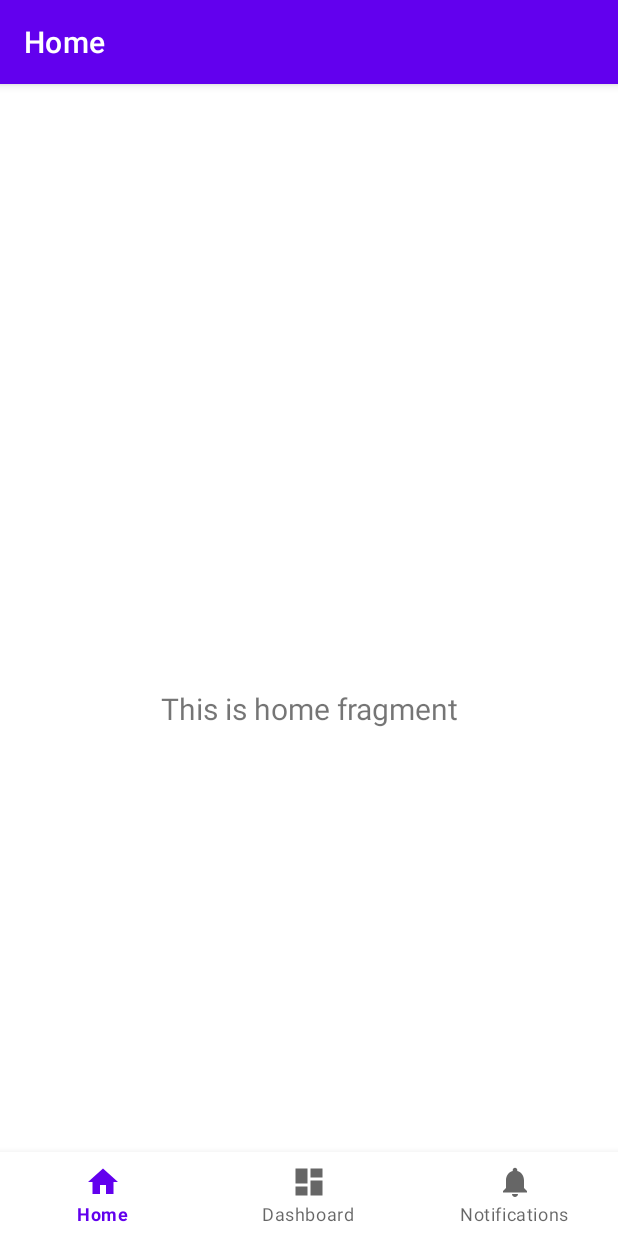
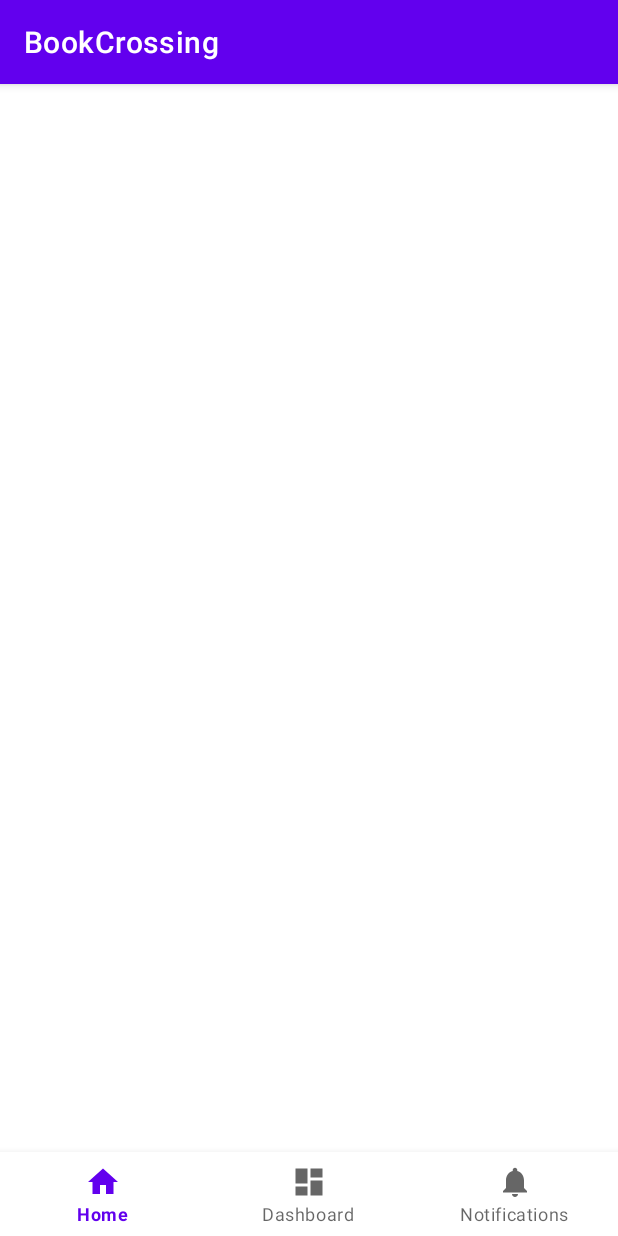
Before and after one commit to Kudr1x/BookCrossing3, an Android app: the screen it shows after launch (MainActivity), on a phone screen of 412 x 824 dp. Run offline under Robolectric (Android 15) with nearby library versions, the phone set to English and light mode, and no system bars; our stand-ins replace navigation-ui.

Commit message:
HorizontalSV

```diff
--- a/app/src/main/java/max51/com/vk/bookcrossing/MainActivity.java
+++ b/app/src/main/java/max51/com/vk/bookcrossing/MainActivity.java
@@ -32,7 +32,7 @@ public class MainActivity extends AppCompatActivity {
                 R.id.navigation_home, R.id.navigation_dashboard, R.id.navigation_notifications)
                 .build();
         NavController navController = Navigation.findNavController(this, R.id.nav_host_fragment_activity_main);
-        NavigationUI.setupActionBarWithNavController(this, navController, appBarConfiguration);
+
         NavigationUI.setupWithNavController(binding.navView, navController);
     }
 
--- /dev/null
+++ b/app/src/main/java/max51/com/vk/bookcrossing/ui/Fragment1.java
@@ -0,0 +1,30 @@
+package max51.com.vk.bookcrossing.ui;
+
+import android.os.Bundle;
+import android.view.LayoutInflater;
+import android.view.View;
+import android.view.ViewGroup;
+
+import androidx.annotation.NonNull;
+import androidx.fragment.app.Fragment;
+
+import max51.com.vk.bookcrossing.databinding.Fragment1Binding;
+
+public class Fragment1 extends Fragment {
+
+    private Fragment1Binding binding;
+
+    public View onCreateView(@NonNull LayoutInflater inflater, ViewGroup container, Bundle savedInstanceState) {
+        binding = Fragment1Binding.inflate(inflater, container, false);
+        View root = binding.getRoot();
+
+
+        return root;
+    }
+
+    @Override
+    public void onDestroyView() {
+        super.onDestroyView();
+        binding = null;
+    }
+}
--- a/app/src/main/java/max51/com/vk/bookcrossing/ui/home/HomeFragment.java
+++ /dev/null
@@ -1,37 +0,0 @@
-package max51.com.vk.bookcrossing.ui.home;
-
-import android.os.Bundle;
-import android.view.LayoutInflater;
-import android.view.View;
-import android.view.ViewGroup;
-import android.widget.TextView;
-
-import androidx.annotation.NonNull;
-import androidx.fragment.app.Fragment;
-import androidx.lifecycle.ViewModelProvider;
-
-import max51.com.vk.bookcrossing.databinding.FragmentHomeBinding;
-
-public class HomeFragment extends Fragment {
-
-    private FragmentHomeBinding binding;
-
-    public View onCreateView(@NonNull LayoutInflater inflater,
-                             ViewGroup container, Bundle savedInstanceState) {
-        HomeViewModel homeViewModel =
-                new ViewModelProvider(this).get(HomeViewModel.class);
-
-        binding = FragmentHomeBinding.inflate(inflater, container, false);
-        View root = binding.getRoot();
-
-        final TextView textView = binding.textHome;
-        homeViewModel.getText().observe(getViewLifecycleOwner(), textView::setText);
-        return root;
-    }
-
-    @Override
-    public void onDestroyView() {
-        super.onDestroyView();
-        binding = null;
-    }
-}
--- a/app/src/main/java/max51/com/vk/bookcrossing/ui/home/HomeViewModel.java
+++ /dev/null
@@ -1,19 +0,0 @@
-package max51.com.vk.bookcrossing.ui.home;
-
-import androidx.lifecycle.LiveData;
-import androidx.lifecycle.MutableLiveData;
-import androidx.lifecycle.ViewModel;
-
-public class HomeViewModel extends ViewModel {
-
-    private final MutableLiveData<String> mText;
-
-    public HomeViewModel() {
-        mText = new MutableLiveData<>();
-        mText.setValue("This is home fragment");
-    }
-
-    public LiveData<String> getText() {
-        return mText;
-    }
-}
--- /dev/null
+++ b/app/src/main/res/layout/fragment_1.xml
@@ -0,0 +1,7 @@
+<?xml version="1.0" encoding="utf-8"?>
+<androidx.constraintlayout.widget.ConstraintLayout xmlns:android="http://schemas.android.com/apk/res/android"
+    xmlns:app="http://schemas.android.com/apk/res-auto"
+    xmlns:tools="http://schemas.android.com/tools"
+    android:layout_width="match_parent"
+    android:layout_height="match_parent"
+    tools:context=".ui.Fragment1"/>
--- a/app/src/main/res/layout/fragment_dashboard.xml
+++ b/app/src/main/res/layout/fragment_2.xml
@@ -4,7 +4,7 @@
     xmlns:tools="http://schemas.android.com/tools"
     android:layout_width="match_parent"
     android:layout_height="match_parent"
-    tools:context=".ui.dashboard.DashboardFragment">
+    tools:context=".ui.Fragment2">
 
     <TextView
         android:id="@+id/text_dashboard"
--- a/app/src/main/res/layout/fragment_notifications.xml
+++ b/app/src/main/res/layout/fragment_3.xml
@@ -4,7 +4,7 @@
     xmlns:tools="http://schemas.android.com/tools"
     android:layout_width="match_parent"
     android:layout_height="match_parent"
-    tools:context=".ui.notifications.NotificationsFragment">
+    tools:context=".ui.Fragment3">
 
     <TextView
         android:id="@+id/text_notifications"
--- a/app/src/main/res/layout/fragment_home.xml
+++ /dev/null
@@ -1,22 +0,0 @@
-<?xml version="1.0" encoding="utf-8"?>
-<androidx.constraintlayout.widget.ConstraintLayout xmlns:android="http://schemas.android.com/apk/res/android"
-    xmlns:app="http://schemas.android.com/apk/res-auto"
-    xmlns:tools="http://schemas.android.com/tools"
-    android:layout_width="match_parent"
-    android:layout_height="match_parent"
-    tools:context=".ui.home.HomeFragment">
-
-    <TextView
-        android:id="@+id/text_home"
-        android:layout_width="match_parent"
-        android:layout_height="wrap_content"
-        android:layout_marginStart="8dp"
-        android:layout_marginTop="8dp"
-        android:layout_marginEnd="8dp"
-        android:textAlignment="center"
-        android:textSize="20sp"
-        app:layout_constraintBottom_toBottomOf="parent"
-        app:layout_constraintEnd_toEndOf="parent"
-        app:layout_constraintStart_toStartOf="parent"
-        app:layout_constraintTop_toTopOf="parent" />
-</androidx.constraintlayout.widget.ConstraintLayout>
--- a/app/src/main/res/navigation/mobile_navigation.xml
+++ b/app/src/main/res/navigation/mobile_navigation.xml
@@ -7,19 +7,16 @@
 
     <fragment
         android:id="@+id/navigation_home"
-        android:name="max51.com.vk.bookcrossing.ui.home.HomeFragment"
-        android:label="@string/title_home"
-        tools:layout="@layout/fragment_home" />
+        android:name="max51.com.vk.bookcrossing.ui.Fragment1"
+        tools:layout="@layout/fragment_1" />
 
     <fragment
         android:id="@+id/navigation_dashboard"
-        android:name="max51.com.vk.bookcrossing.ui.dashboard.DashboardFragment"
-        android:label="@string/title_dashboard"
-        tools:layout="@layout/fragment_dashboard" />
+        android:name="max51.com.vk.bookcrossing.ui.Fragment2"
+        tools:layout="@layout/fragment_2" />
 
     <fragment
         android:id="@+id/navigation_notifications"
-        android:name="max51.com.vk.bookcrossing.ui.notifications.NotificationsFragment"
-        android:label="@string/title_notifications"
-        tools:layout="@layout/fragment_notifications" />
+        android:name="max51.com.vk.bookcrossing.ui.Fragment3"
+        tools:layout="@layout/fragment_3" />
 </navigation>
--- a/app/src/main/res/values/dimens.xml
+++ /dev/null
@@ -1,5 +0,0 @@
-<resources>
-    <!-- Default screen margins, per the Android Design guidelines. -->
-    <dimen name="activity_horizontal_margin">16dp</dimen>
-    <dimen name="activity_vertical_margin">16dp</dimen>
-</resources>
```
Also changed, not shown: app/src/main/java/max51/com/vk/bookcrossing/ui/Fragment2.java (added, +30 -0 lines), app/src/main/java/max51/com/vk/bookcrossing/ui/Fragment3.java (added, +30 -0 lines), app/src/main/java/max51/com/vk/bookcrossing/ui/dashboard/DashboardFragment.java (deleted, +0 -37 lines), app/src/main/java/max51/com/vk/bookcrossing/ui/dashboard/DashboardViewModel.java (deleted, +0 -19 lines), app/src/main/java/max51/com/vk/bookcrossing/ui/notifications/NotificationsFragment.java (deleted, +0 -37 lines), app/src/main/java/max51/com/vk/bookcrossing/ui/notifications/NotificationsViewModel.java (deleted, +0 -19 lines), app/src/main/res/drawable/red.jpg (added).
